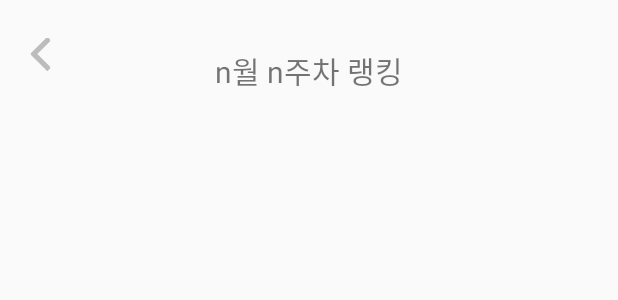
After one commit to jxxny/GreenDay, an Android app: the layout fragment_rank.xml on its own in the app's theme, with its tools: preview values and no code run, on a phone screen of 412 x 824 dp. The commit adds this screen. Shown: the top 300 px of the screen. Run offline under Robolectric (Android 15) with nearby library versions, the phone set to English and light mode, and no system bars.

Commit message:
허접rank

```diff
--- a/app/build.gradle
+++ b/app/build.gradle
@@ -28,6 +28,7 @@
 
     implementation 'androidx.appcompat:appcompat:1.2.0'
     implementation 'androidx.constraintlayout:constraintlayout:2.0.4'
+    implementation 'androidx.legacy:legacy-support-v4:1.0.0'
     testImplementation 'junit:junit:4.12'
     androidTestImplementation 'androidx.test.ext:junit:1.1.2'
     androidTestImplementation 'androidx.test.espresso:espresso-core:3.3.0'
--- /dev/null
+++ b/app/src/main/res/layout/fragment_rank.xml
@@ -0,0 +1,37 @@
+<?xml version="1.0" encoding="utf-8"?>
+<FrameLayout xmlns:android="http://schemas.android.com/apk/res/android"
+    xmlns:app="http://schemas.android.com/apk/res-auto"
+    xmlns:tools="http://schemas.android.com/tools"
+    android:layout_width="match_parent"
+    android:layout_height="match_parent"
+    tools:context=".RankFragment">
+
+    <androidx.constraintlayout.widget.ConstraintLayout
+        android:layout_width="match_parent"
+        android:layout_height="match_parent">
+
+        <ImageView
+            android:id="@+id/back_img"
+            android:layout_width="22dp"
+            android:layout_height="28dp"
+            android:layout_marginStart="16dp"
+            android:layout_marginLeft="16dp"
+            android:layout_marginTop="22dp"
+            android:src="@drawable/g_arrow"
+            app:layout_constraintStart_toStartOf="parent"
+            app:layout_constraintTop_toTopOf="parent" />
+
+        <TextView
+            android:id="@+id/rank_title"
+            android:layout_width="wrap_content"
+            android:layout_height="wrap_content"
+            android:layout_marginTop="32dp"
+            android:text="n월 n주차 랭킹"
+            android:textSize="20sp"
+            app:layout_constraintEnd_toEndOf="parent"
+            app:layout_constraintStart_toStartOf="parent"
+            app:layout_constraintTop_toTopOf="parent" />
+
+    </androidx.constraintlayout.widget.ConstraintLayout>
+
+</FrameLayout>
--- a/app/src/main/res/values/strings.xml
+++ b/app/src/main/res/values/strings.xml
@@ -1,3 +1,5 @@
 <resources>
     <string name="app_name">GreenDay</string>
+    <!-- TODO: Remove or change this placeholder text -->
+    <string name="hello_blank_fragment">Hello blank fragment</string>
 </resources>
```
Also changed, not shown: app/src/main/java/com/example/greenday/RankFragment.java (added, +64 -0 lines).
